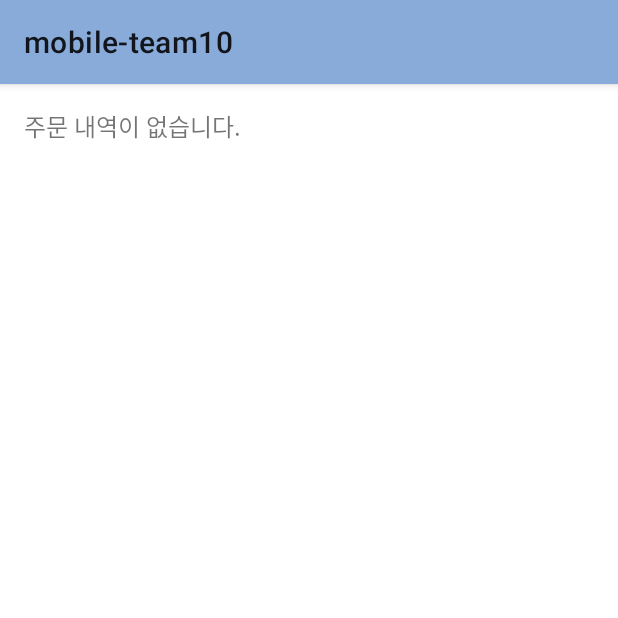
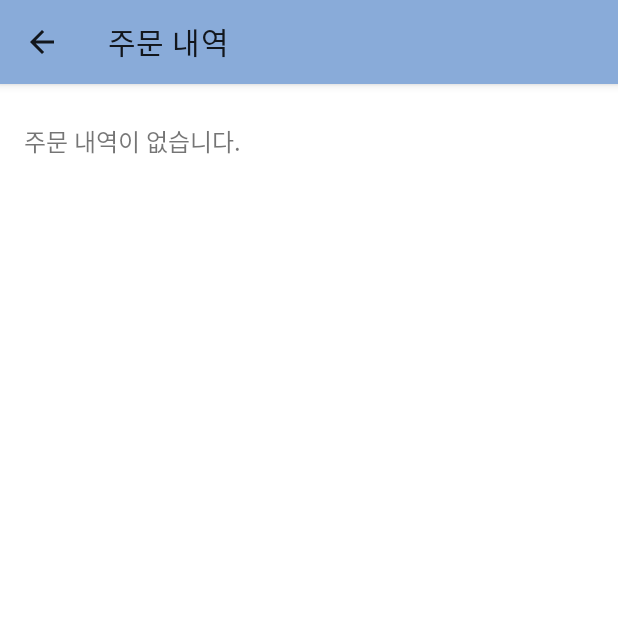
Before and after one commit to jiho5191/mobile-kiosk-app, an Android app: the OrderHistoryActivity screen opened directly, with no data from a screen before it, on a phone screen of 412 x 824 dp, the top half of it. Run offline under Robolectric (Android 15) with nearby library versions, the phone set to English and light mode, and no system bars.

Commit message:
주문내역

```diff
--- a/app/src/main/AndroidManifest.xml
+++ b/app/src/main/AndroidManifest.xml
@@ -14,7 +14,8 @@
         tools:targetApi="31">
         <activity
             android:name=".OrderHistoryActivity"
-            android:exported="false" />
+            android:exported="false"
+            android:parentActivityName=".MainActivity"/>
         <activity
             android:name=".MainActivity2"
             android:exported="false"
--- a/app/src/main/java/com/example/mobile_team10/MainActivity2.kt
+++ b/app/src/main/java/com/example/mobile_team10/MainActivity2.kt
@@ -45,6 +45,7 @@ class MainActivity2 : AppCompatActivity() {
                 .setTitle("주문 확인")
                 .setMessage("총 금액은 ${total}원입니다.\n주문하시겠습니까?")
                 .setPositiveButton("예") { dialog, _ ->
+                    OrderManager.addOrder(CartManager.getItems())
                     CartManager.clear()
                     adapter.updateItems(CartManager.getItems().toMutableList())
                     updateTotalPrice()
--- a/app/src/main/java/com/example/mobile_team10/OrderHistoryActivity.kt
+++ b/app/src/main/java/com/example/mobile_team10/OrderHistoryActivity.kt
@@ -9,6 +9,7 @@ class OrderHistoryActivity : AppCompatActivity() {
     override fun onCreate(savedInstanceState: Bundle?) {
         super.onCreate(savedInstanceState)
         setContentView(R.layout.activity_order_history)
+        title="주문 내역"
 
         val historyText = findViewById<TextView>(R.id.orderHistoryText)
 
--- a/app/src/main/res/layout/activity_order_history.xml
+++ b/app/src/main/res/layout/activity_order_history.xml
@@ -1,13 +1,22 @@
 <?xml version="1.0" encoding="utf-8"?>
-<ScrollView xmlns:android="http://schemas.android.com/apk/res/android"
+<LinearLayout xmlns:android="http://schemas.android.com/apk/res/android"
     android:layout_width="match_parent"
     android:layout_height="match_parent"
-    android:padding="16dp">
+    android:orientation="vertical"
+    android:fitsSystemWindows="true">
 
-    <TextView
-        android:id="@+id/orderHistoryText"
+    <ScrollView
         android:layout_width="match_parent"
-        android:layout_height="wrap_content"
-        android:text="주문 내역 로딩 중..."
-        android:textSize="16sp" />
-</ScrollView>
+        android:layout_height="match_parent"
+        android:padding="16dp"
+        android:fitsSystemWindows="true">
+
+        <TextView
+            android:id="@+id/orderHistoryText"
+            android:layout_width="match_parent"
+            android:layout_height="wrap_content"
+            android:text="주문 내역 로딩 중..."
+            android:textSize="16sp"
+            android:layout_marginTop="10dp"/>
+    </ScrollView>
+</LinearLayout>
```
Also changed, not shown: app/src/main/java/com/example/mobile_team10/MainActivity.kt (+17 -0 lines), app/src/main/res/menu/main_menu.xml (added, +8 -0 lines).
